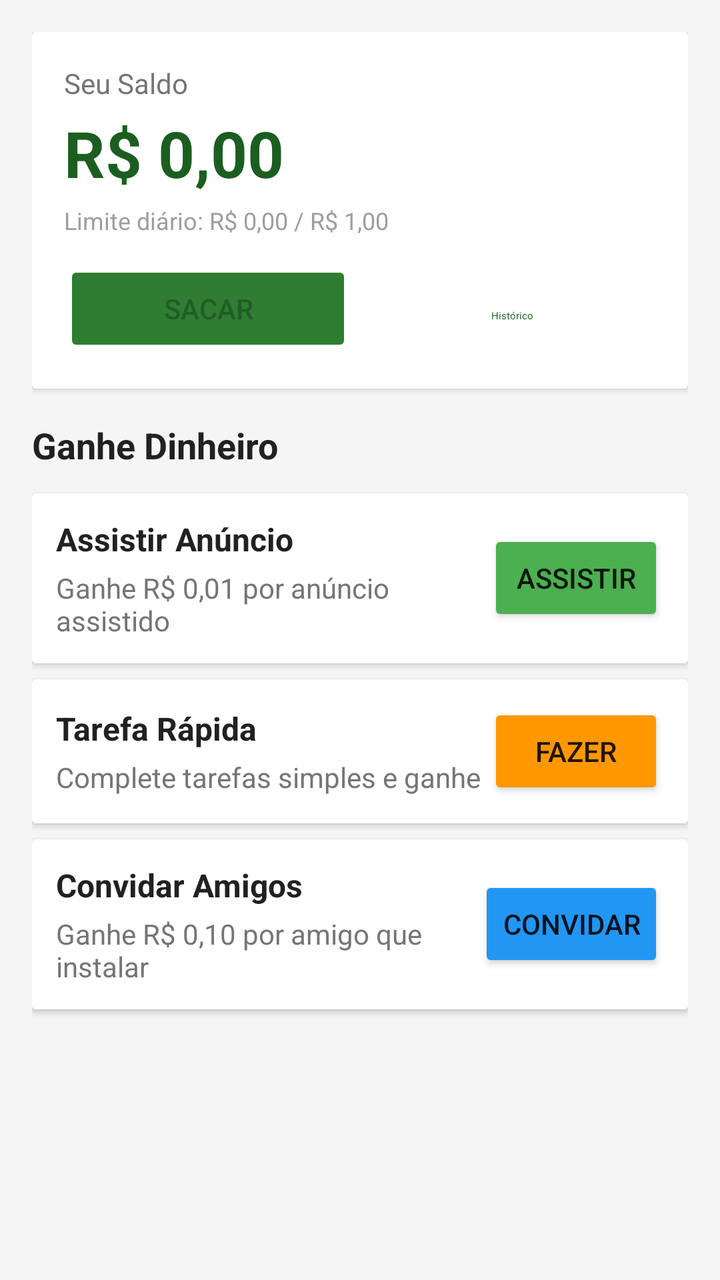
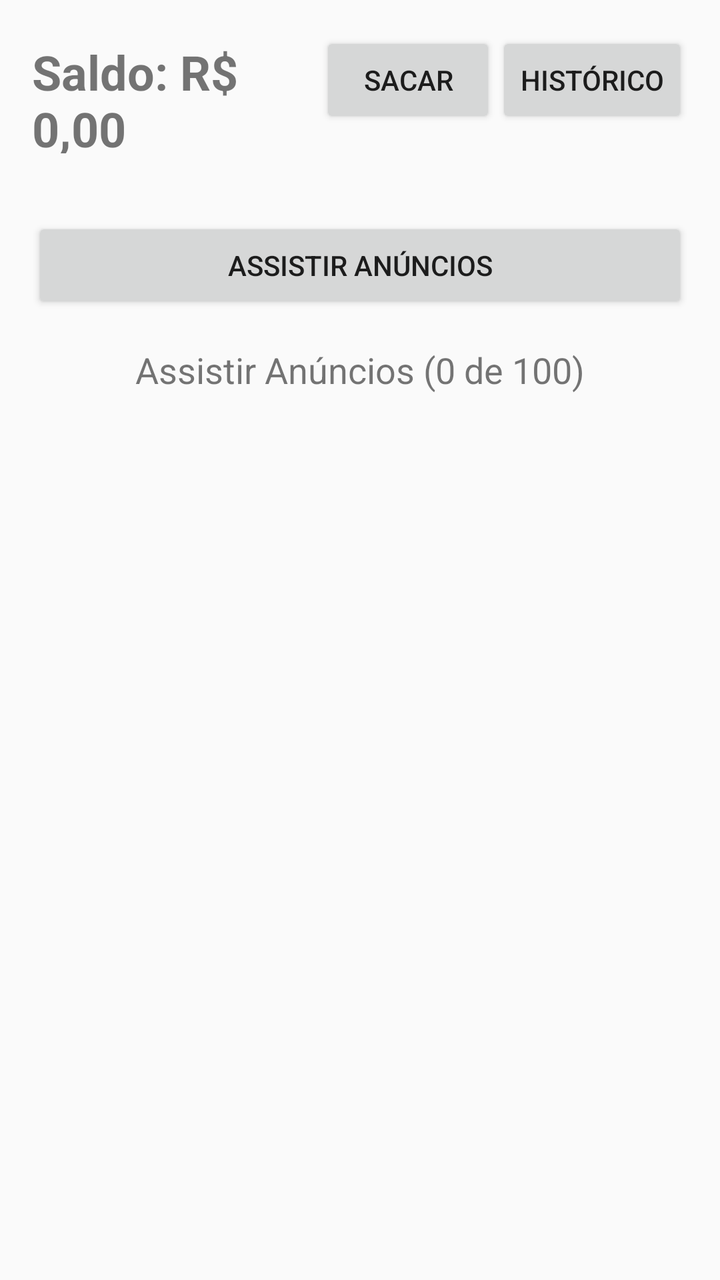

Screens rendered from an Android XML layout before and after an edit, with the pre-edit source and the edit as a unified diff.
<!-- AndroidManifest.xml: application theme Theme.Task2Cash -->
<!-- res/layout/activity_main.xml -->
<?xml version="1.0" encoding="utf-8"?>
<LinearLayout xmlns:android="http://schemas.android.com/apk/res/android"
    android:layout_width="match_parent"
    android:layout_height="match_parent"
    android:orientation="vertical"
    android:padding="16dp"
    android:background="#F5F5F5"
    android:fitsSystemWindows="true">

    
    <androidx.cardview.widget.CardView
        android:layout_width="match_parent"
        android:layout_height="wrap_content"
        android:layout_marginBottom="16dp"
        android:elevation="4dp"
        android:radius="8dp">

        <LinearLayout
            android:layout_width="match_parent"
            android:layout_height="wrap_content"
            android:orientation="vertical"
            android:padding="16dp"
            android:background="#FFFFFF">

            <TextView
                android:layout_width="wrap_content"
                android:layout_height="wrap_content"
                android:text="Seu Saldo"
                android:textSize="14sp"
                android:textColor="#757575" />

            <TextView
                android:id="@+id/tv_saldo"
                android:layout_width="wrap_content"
                android:layout_height="wrap_content"
                android:text="R$ 0,00"
                android:textSize="32sp"
                android:textStyle="bold"
                android:textColor="#1B5E20"
                android:layout_marginTop="4dp" />

            <TextView
                android:id="@+id/tv_limite_diario"
                android:layout_width="wrap_content"
                android:layout_height="wrap_content"
                android:text="Limite diário: R$ 0,00 / R$ 1,00"
                android:textSize="12sp"
                android:textColor="#9E9E9E"
                android:layout_marginTop="4dp" />

            <LinearLayout
                android:layout_width="match_parent"
                android:layout_height="wrap_content"
                android:orientation="horizontal"
                android:layout_marginTop="12dp">

                <Button
                    android:id="@+id/btn_sacar"
                    android:layout_width="0dp"
                    android:layout_height="wrap_content"
                    android:layout_weight="1"
                    android:layout_marginEnd="8dp"
                    android:text="Sacar"
                    android:backgroundTint="#2E7D32"
                    android:enabled="false" />

                <Button
                    android:id="@+id/btn_historico"
                    android:layout_width="0dp"
                    android:layout_height="wrap_content"
                    android:layout_weight="1"
                    android:text="Histórico"
                    android:backgroundTint="#4CAF50"
                    style="@style/Widget.MaterialComponents.Button.OutlinedButton" />
            </LinearLayout>
        </LinearLayout>
    </androidx.cardview.widget.CardView>

    
    <TextView
        android:layout_width="wrap_content"
        android:layout_height="wrap_content"
        android:text="Ganhe Dinheiro"
        android:textSize="18sp"
        android:textStyle="bold"
        android:textColor="#212121"
        android:layout_marginBottom="12dp" />

    
    <androidx.cardview.widget.CardView
        android:layout_width="match_parent"
        android:layout_height="wrap_content"
        android:layout_marginBottom="8dp"
        android:elevation="2dp"
        android:radius="8dp">

        <LinearLayout
            android:layout_width="match_parent"
            android:layout_height="wrap_content"
            android:orientation="horizontal"
            android:padding="12dp"
            android:background="#FFFFFF"
            android:gravity="center_vertical">

            <LinearLayout
                android:layout_width="0dp"
                android:layout_height="wrap_content"
                android:layout_weight="1"
                android:orientation="vertical">

                <TextView
                    android:layout_width="wrap_content"
                    android:layout_height="wrap_content"
                    android:text="Assistir Anúncio"
                    android:textSize="16sp"
                    android:textStyle="bold"
                    android:textColor="#212121" />

                <TextView
                    android:layout_width="wrap_content"
                    android:layout_height="wrap_content"
                    android:text="Ganhe R$ 0,01 por anúncio assistido"
                    android:textSize="14sp"
                    android:textColor="#757575"
                    android:layout_marginTop="4dp" />
            </LinearLayout>

            <Button
                android:id="@+id/btn_anuncio"
                android:layout_width="wrap_content"
                android:layout_height="wrap_content"
                android:text="Assistir"
                android:backgroundTint="#4CAF50" />
        </LinearLayout>
    </androidx.cardview.widget.CardView>

    
    <androidx.cardview.widget.CardView
        android:layout_width="match_parent"
        android:layout_height="wrap_content"
        android:layout_marginBottom="8dp"
        android:elevation="2dp"
        android:radius="8dp">

        <LinearLayout
            android:layout_width="match_parent"
            android:layout_height="wrap_content"
            android:orientation="horizontal"
            android:padding="12dp"
            android:background="#FFFFFF"
            android:gravity="center_vertical">

            <LinearLayout
                android:layout_width="0dp"
                android:layout_height="wrap_content"
                android:layout_weight="1"
                android:orientation="vertical">

                <TextView
                    android:layout_width="wrap_content"
                    android:layout_height="wrap_content"
                    android:text="Tarefa Rápida"
                    android:textSize="16sp"
                    android:textStyle="bold"
                    android:textColor="#212121" />

                <TextView
                    android:layout_width="wrap_content"
                    android:layout_height="wrap_content"
                    android:text="Complete tarefas simples e ganhe"
                    android:textSize="14sp"
                    android:textColor="#757575"
                    android:layout_marginTop="4dp" />
            </LinearLayout>

            <Button
                android:id="@+id/btn_tarefa_rapida"
                android:layout_width="wrap_content"
                android:layout_height="wrap_content"
                android:text="Fazer"
                android:backgroundTint="#FF9800" />
        </LinearLayout>
    </androidx.cardview.widget.CardView>

    
    <androidx.cardview.widget.CardView
        android:layout_width="match_parent"
        android:layout_height="wrap_content"
        android:layout_marginBottom="8dp"
        android:elevation="2dp"
        android:radius="8dp">

        <LinearLayout
            android:layout_width="match_parent"
            android:layout_height="wrap_content"
            android:orientation="horizontal"
            android:padding="12dp"
            android:background="#FFFFFF"
            android:gravity="center_vertical">

            <LinearLayout
                android:layout_width="0dp"
                android:layout_height="wrap_content"
                android:layout_weight="1"
                android:orientation="vertical">

                <TextView
                    android:layout_width="wrap_content"
                    android:layout_height="wrap_content"
                    android:text="Convidar Amigos"
                    android:textSize="16sp"
                    android:textStyle="bold"
                    android:textColor="#212121" />

                <TextView
                    android:layout_width="wrap_content"
                    android:layout_height="wrap_content"
                    android:text="Ganhe R$ 0,10 por amigo que instalar"
                    android:textSize="14sp"
                    android:textColor="#757575"
                    android:layout_marginTop="4dp" />
            </LinearLayout>

            <Button
                android:id="@+id/btn_convidar"
                android:layout_width="wrap_content"
                android:layout_height="wrap_content"
                android:text="Convidar"
                android:backgroundTint="#2196F3" />
        </LinearLayout>
    </androidx.cardview.widget.CardView>

</LinearLayout>
<!-- resources referenced by this layout -->
<resources>
  <style name="Theme.Task2Cash" parent="Theme.AppCompat.Light.DarkActionBar">
          <item name="colorPrimary">#1B5E20</item>
          <item name="colorPrimaryDark">#145214</item>
          <item name="colorAccent">#4CAF50</item>
          <item name="android:statusBarColor">@color/colorPrimaryDark</item>
          <item name="android:windowDrawsSystemBarBackgrounds">true</item>
          <item name="android:fitsSystemWindows">true</item>
      </style>
  <color name="colorPrimaryDark">#145214</color>
</resources>

<!-- the commit's change to res/layout/activity_main.xml (unified diff, before → after) -->
@@ -3,231 +3,55 @@
     android:layout_width="match_parent"
     android:layout_height="match_parent"
     android:orientation="vertical"
-    android:padding="16dp"
-    android:background="#F5F5F5"
-    android:fitsSystemWindows="true">
+    android:padding="16dp">
 
-    
-    <androidx.cardview.widget.CardView
+    <LinearLayout
         android:layout_width="match_parent"
         android:layout_height="wrap_content"
-        android:layout_marginBottom="16dp"
-        android:elevation="4dp"
-        android:radius="8dp">
+        android:orientation="horizontal">
 
-        <LinearLayout
-            android:layout_width="match_parent"
+        <TextView
+            android:id="@+id/saldoText"
+            android:layout_width="0dp"
             android:layout_height="wrap_content"
-            android:orientation="vertical"
-            android:padding="16dp"
-            android:background="#FFFFFF">
+            android:layout_weight="1"
+            android:text="Saldo: R$ 0,00"
+            android:textSize="24sp"
+            android:textStyle="bold" />
 
-            <TextView
-                android:layout_width="wrap_content"
-                android:layout_height="wrap_content"
-                android:text="Seu Saldo"
-                android:textSize="14sp"
-                android:textColor="#757575" />
+        <Button
+            android:id="@+id/sacarButton"
+            android:layout_width="wrap_content"
+            android:layout_height="wrap_content"
+            android:text="Sacar" />
 
-            <TextView
-                android:id="@+id/tv_saldo"
-                android:layout_width="wrap_content"
-                android:layout_height="wrap_content"
-                android:text="R$ 0,00"
-                android:textSize="32sp"
-                android:textStyle="bold"
-                android:textColor="#1B5E20"
-                android:layout_marginTop="4dp" />
+        <Button
+            android:id="@+id/historicoButton"
+            android:layout_width="wrap_content"
+            android:layout_height="wrap_content"
+            android:text="Histórico" />
+    </LinearLayout>
 
-            <TextView
-                android:id="@+id/tv_limite_diario"
-                android:layout_width="wrap_content"
-                android:layout_height="wrap_content"
-                android:text="Limite diário: R$ 0,00 / R$ 1,00"
-                android:textSize="12sp"
-                android:textColor="#9E9E9E"
-                android:layout_marginTop="4dp" />
-
-            <LinearLayout
-                android:layout_width="match_parent"
-                android:layout_height="wrap_content"
-                android:orientation="horizontal"
-                android:layout_marginTop="12dp">
-
-                <Button
-                    android:id="@+id/btn_sacar"
-                    android:layout_width="0dp"
-                    android:layout_height="wrap_content"
-                    android:layout_weight="1"
-                    android:layout_marginEnd="8dp"
-                    android:text="Sacar"
-                    android:backgroundTint="#2E7D32"
-                    android:enabled="false" />
-
-                <Button
-                    android:id="@+id/btn_historico"
-                    android:layout_width="0dp"
-                    android:layout_height="wrap_content"
-                    android:layout_weight="1"
-                    android:text="Histórico"
-                    android:backgroundTint="#4CAF50"
-                    style="@style/Widget.MaterialComponents.Button.OutlinedButton" />
-            </LinearLayout>
-        </LinearLayout>
-    </androidx.cardview.widget.CardView>
-
-    
-    <TextView
-        android:layout_width="wrap_content"
-        android:layout_height="wrap_content"
-        android:text="Ganhe Dinheiro"
-        android:textSize="18sp"
-        android:textStyle="bold"
-        android:textColor="#212121"
-        android:layout_marginBottom="12dp" />
-
-    
-    <androidx.cardview.widget.CardView
+    <Button
+        android:id="@+id/assistirButton"
         android:layout_width="match_parent"
         android:layout_height="wrap_content"
-        android:layout_marginBottom="8dp"
-        android:elevation="2dp"
-        android:radius="8dp">
+        android:layout_marginTop="32dp"
+        android:text="Assistir Anúncios" />
 
-        <LinearLayout
-            android:layout_width="match_parent"
-            android:layout_height="wrap_content"
-            android:orientation="horizontal"
-            android:padding="12dp"
-            android:background="#FFFFFF"
-            android:gravity="center_vertical">
-
-            <LinearLayout
-                android:layout_width="0dp"
-                android:layout_height="wrap_content"
-                android:layout_weight="1"
-                android:orientation="vertical">
-
-                <TextView
-                    android:layout_width="wrap_content"
-                    android:layout_height="wrap_content"
-                    android:text="Assistir Anúncio"
-                    android:textSize="16sp"
-                    android:textStyle="bold"
-                    android:textColor="#212121" />
-
-                <TextView
-                    android:layout_width="wrap_content"
-                    android:layout_height="wrap_content"
-                    android:text="Ganhe R$ 0,01 por anúncio assistido"
-                    android:textSize="14sp"
-                    android:textColor="#757575"
-                    android:layout_marginTop="4dp" />
-            </LinearLayout>
-
-            <Button
-                android:id="@+id/btn_anuncio"
-                android:layout_width="wrap_content"
-                android:layout_height="wrap_content"
-                android:text="Assistir"
-                android:backgroundTint="#4CAF50" />
-        </LinearLayout>
-    </androidx.cardview.widget.CardView>
-
-    
-    <androidx.cardview.widget.CardView
+    <TextView
+        android:id="@+id/contadorText"
         android:layout_width="match_parent"
         android:layout_height="wrap_content"
-        android:layout_marginBottom="8dp"
-        android:elevation="2dp"
-        android:radius="8dp">
+        android:layout_marginTop="16dp"
+        android:gravity="center"
+        android:text="Assistir Anúncios (0 de 100)"
+        android:textSize="18sp" />
 
-        <LinearLayout
-            android:layout_width="match_parent"
-            android:layout_height="wrap_content"
-            android:orientation="horizontal"
-            android:padding="12dp"
-            android:background="#FFFFFF"
-            android:gravity="center_vertical">
-
-            <LinearLayout
-                android:layout_width="0dp"
-                android:layout_height="wrap_content"
-                android:layout_weight="1"
-                android:orientation="vertical">
-
-                <TextView
-                    android:layout_width="wrap_content"
-                    android:layout_height="wrap_content"
-                    android:text="Tarefa Rápida"
-                    android:textSize="16sp"
-                    android:textStyle="bold"
-                    android:textColor="#212121" />
-
-                <TextView
-                    android:layout_width="wrap_content"
-                    android:layout_height="wrap_content"
-                    android:text="Complete tarefas simples e ganhe"
-                    android:textSize="14sp"
-                    android:textColor="#757575"
-                    android:layout_marginTop="4dp" />
-            </LinearLayout>
-
-            <Button
-                android:id="@+id/btn_tarefa_rapida"
-                android:layout_width="wrap_content"
-                android:layout_height="wrap_content"
-                android:text="Fazer"
-                android:backgroundTint="#FF9800" />
-        </LinearLayout>
-    </androidx.cardview.widget.CardView>
-
-    
-    <androidx.cardview.widget.CardView
+    <LinearLayout
+        android:id="@+id/conteudoDinamico"
         android:layout_width="match_parent"
         android:layout_height="wrap_content"
-        android:layout_marginBottom="8dp"
-        android:elevation="2dp"
-        android:radius="8dp">
-
-        <LinearLayout
-            android:layout_width="match_parent"
-            android:layout_height="wrap_content"
-            android:orientation="horizontal"
-            android:padding="12dp"
-            android:background="#FFFFFF"
-            android:gravity="center_vertical">
-
-            <LinearLayout
-                android:layout_width="0dp"
-                android:layout_height="wrap_content"
-                android:layout_weight="1"
-                android:orientation="vertical">
-
-                <TextView
-                    android:layout_width="wrap_content"
-                    android:layout_height="wrap_content"
-                    android:text="Convidar Amigos"
-                    android:textSize="16sp"
-                    android:textStyle="bold"
-                    android:textColor="#212121" />
-
-                <TextView
-                    android:layout_width="wrap_content"
-                    android:layout_height="wrap_content"
-                    android:text="Ganhe R$ 0,10 por amigo que instalar"
-                    android:textSize="14sp"
-                    android:textColor="#757575"
-                    android:layout_marginTop="4dp" />
-            </LinearLayout>
-
-            <Button
-                android:id="@+id/btn_convidar"
-                android:layout_width="wrap_content"
-                android:layout_height="wrap_content"
-                android:text="Convidar"
-                android:backgroundTint="#2196F3" />
-        </LinearLayout>
-    </androidx.cardview.widget.CardView>
+        android:orientation="vertical" />
 
 </LinearLayout>
